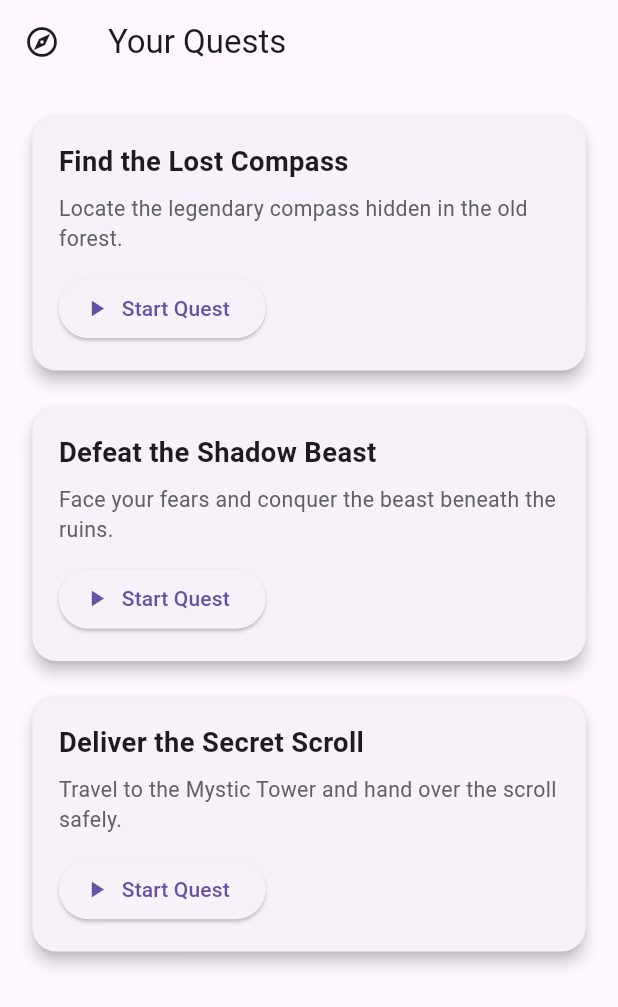
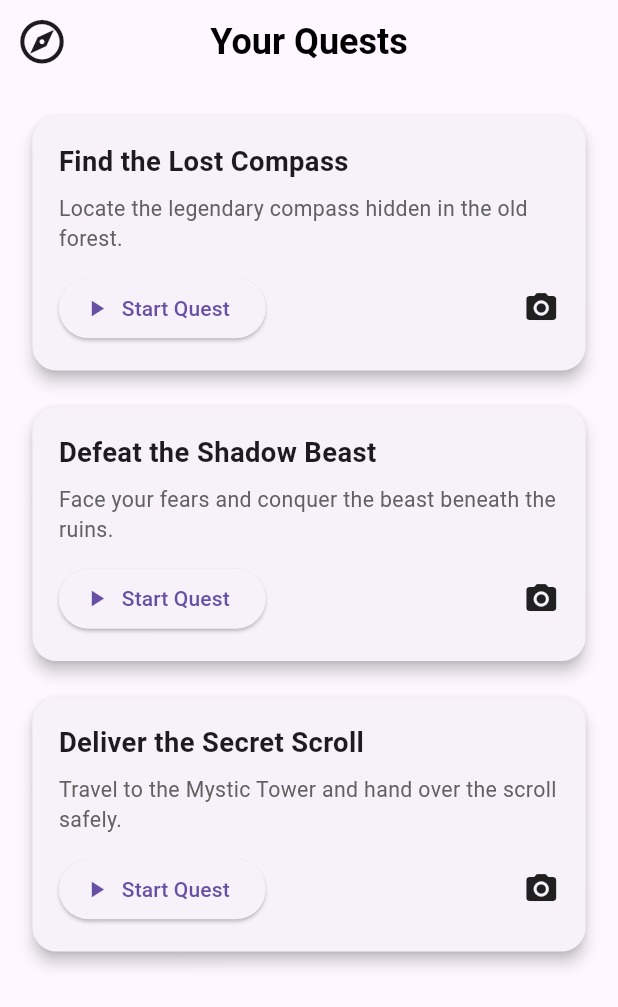
Before and after one commit to Campus-Quest-Team/campus_quest_mobile, a Flutter app: the FeedPage screen opened directly with empty values, after a tap on the "explore" icon, on a phone screen of 412 x 824 dp. Shown: the top 1007 px of the screen. Run offline on Flutter 3.47's test engine with Material 3 defaults, Android fonts, the light colour scheme and no system bars; our stand-ins replace flutter_screenutil; network calls fail; Roboto replaces fonts that are missing (Boldmark).

Commit message:
Updated front end of home page

```diff
--- a/lib/main.dart
+++ b/lib/main.dart
@@ -112,6 +112,8 @@ class _LoginPageState extends State<LoginPage> {
 }
 
 class RegisterPage extends StatefulWidget {
+  const RegisterPage({super.key});
+
   @override
   _RegisterPageState createState() => _RegisterPageState();
 }
@@ -237,8 +239,8 @@ class _InstagramHomePageState extends State<InstagramHomePage> {
     _pages.addAll([
       const CameraPage(),
       FeedPage(
-        onMessageIconPressed: () {
-          _pageController.jumpToPage(2); // Navigate to MessagesPage
+        onProfileIconPressed: () {
+          _pageController.jumpToPage(4); // Navigate to MessagesPage
         },
       ),
       const MessagesPage(),
@@ -258,10 +260,11 @@ class _InstagramHomePageState extends State<InstagramHomePage> {
         },
         children: _pages,
       ),
-      bottomNavigationBar: _buildBottomNavigationBar(),
+      //bottomNavigationBar: _buildBottomNavigationBar(),
     );
   }
 
+/*
   Widget _buildBottomNavigationBar() {
     return BottomNavigationBar(
       currentIndex: _selectedIndex,
@@ -302,6 +305,7 @@ class _InstagramHomePageState extends State<InstagramHomePage> {
       ],
     );
   }
+  */
 }
 
 class CameraPage extends StatelessWidget {
@@ -316,26 +320,15 @@ class CameraPage extends StatelessWidget {
 }
 
 class FeedPage extends StatelessWidget {
-  final VoidCallback onMessageIconPressed;
-  const FeedPage({super.key, required this.onMessageIconPressed});
+  final VoidCallback onProfileIconPressed;
+  const FeedPage({super.key, required this.onProfileIconPressed});
 
   @override
   Widget build(BuildContext context) {
     return Scaffold(
       appBar: AppBar(
-        title: Text(
-          'Campus Quest',
-          style: TextStyle(
-            fontFamily: 'Boldmark',
-            fontSize: 28.sp,
-            color: Colors.black,
-          ),
-        ),
-        backgroundColor: Colors.white,
-        elevation: 1,
-        actions: [
-          IconButton(
-            icon: const Icon(Icons.explore_outlined),
+        leading: IconButton(
+          icon: const Icon(Icons.explore_outlined, size: 35), // Quests button
           onPressed: () {
             Navigator.push(
               context,
@@ -343,28 +336,161 @@ class FeedPage extends StatelessWidget {
             );
           },
         ),
+        title: Text(
+          'CAMPUS QUEST',
+          style: TextStyle(
+            color: Colors.black,
+            fontWeight: FontWeight.bold,
+            fontFamily: 'Boldmark',
+            fontSize: 24,
+          ),
+        ),
+        centerTitle: true,
+        backgroundColor: Colors.white,
+        elevation: 1,
+        toolbarHeight: 75,
+
+        actions: [
           IconButton(
-            icon: const Icon(Icons.send),
-            onPressed: onMessageIconPressed,
+            icon: const Icon(Icons.person, size: 35),
+            onPressed: onProfileIconPressed,
           ),
         ],
       ),
       body: ListView.builder(
-        itemCount: 5,
+        itemCount: 3,
         itemBuilder: (context, index) {
-          return PostCard(index: index);
+          return PostCard(
+            username: 'User1234',
+            caption: 'Caption words and stuff',
+            quest: 'COMPLETE THE QUEST',
+            imageUrl:
+                'https://graduate.ucf.edu/wp-content/uploads/sites/8/2023/05/Admitted-Students-Page.jpg',
+            likes: 327,
+            index: index,
+          );
         },
       ),
+      backgroundColor: const Color.fromARGB(217, 217, 217, 217),
     );
   }
 }
 
 class PostCard extends StatelessWidget {
+  final String username;
+  final String caption;
+  final String quest;
+  final String imageUrl;
+  final int likes;
   final int index;
-  const PostCard({required this.index});
+
+  const PostCard({
+    super.key,
+    required this.username,
+    required this.caption,
+    required this.quest,
+    required this.imageUrl,
+    required this.likes,
+    required this.index,
+  });
 
   @override
   Widget build(BuildContext context) {
+    return Card(
+      margin: const EdgeInsets.symmetric(vertical: 8, horizontal: 16),
+      shape: RoundedRectangleBorder(borderRadius: BorderRadius.circular(12)),
+      elevation: 2,
+      child: Padding(
+        padding: const EdgeInsets.all(12),
+        child: Column(
+          crossAxisAlignment: CrossAxisAlignment.start,
+          children: [
+            //user info and flag
+            Row(
+              children: [
+                const Icon(
+                  Icons.account_circle_outlined,
+                  size: 28,
+                ), //replace with profile picture?
+                const SizedBox(width: 5),
+                Text(
+                  username,
+                  style: const TextStyle(
+                    fontWeight: FontWeight.bold,
+                    fontSize: 16,
+                  ),
+                ),
+                const Spacer(),
+                const Icon(Icons.outlined_flag, size: 24),
+              ],
+            ),
+            const SizedBox(height: 12),
+            //Quest title
+            Text(
+              quest,
+              //index % 2 == 0 ? 'FIND THE HORSEMAN' : 'WHERE IS KNIGHTRO?',
+              style: const TextStyle(fontWeight: FontWeight.bold, fontSize: 20),
+            ),
+            const SizedBox(height: 12),
+            //image
+            ClipRRect(
+              borderRadius: BorderRadius.circular(8),
+              child: Image.network(
+                imageUrl,
+                width: double.infinity,
+                fit: BoxFit.cover,
+                //Placehodler if image fails to load
+                errorBuilder: (context, error, stackTrace) {
+                  return Container(
+                    height: 200,
+                    color: Colors.grey[300],
+                    child: const Center(
+                      child: Icon(
+                        Icons.broken_image,
+                        size: 50,
+                        color: Colors.grey,
+                      ),
+                    ),
+                  );
+                },
+              ),
+            ),
+            const SizedBox(height: 12),
+            //likes and caption row
+            Row(
+              children: [
+                const Icon(Icons.favorite_border, size: 24),
+                const SizedBox(width: 6),
+                Text(
+                  '$likes',
+                  style: const TextStyle(
+                    fontWeight: FontWeight.bold,
+                    fontSize: 14,
+                  ),
+                ),
+              ],
+            ),
+            const SizedBox(height: 3),
+            Row(
+              children: [
+                Expanded(
+                  child: Text(
+                    caption,
+                    style: const TextStyle(
+                      fontSize: 14,
+                      fontWeight: FontWeight.bold,
+                    ),
+                    overflow: TextOverflow.ellipsis,
+                    maxLines: 2,
+                  ),
+                ),
+              ],
+            ),
+          ],
+        ),
+      ),
+    );
+    /*
     return Column(
       crossAxisAlignment: CrossAxisAlignment.start,
       children: [
@@ -404,6 +530,7 @@ class PostCard extends StatelessWidget {
         ),
       ],
     );
+    */
   }
 }
 
@@ -512,8 +639,17 @@ class QuestPage extends StatelessWidget {
 
     return Scaffold(
       appBar: AppBar(
-        title: const Text('Your Quests'),
-        leading: const Icon(Icons.explore_outlined),
+        title: const Text(
+          'Your Quests',
+          style: TextStyle(
+            color: Colors.black,
+            fontWeight: FontWeight.bold,
+            fontFamily: 'Boldmark',
+            fontSize: 24,
+          ),
+        ),
+        centerTitle: true,
+        leading: const Icon(Icons.explore_outlined, size: 35),
       ),
       body: ListView.separated(
         padding: EdgeInsets.all(16.w),
@@ -544,14 +680,22 @@ class QuestPage extends StatelessWidget {
                     style: TextStyle(fontSize: 14.sp, color: Colors.grey[700]),
                   ),
                   SizedBox(height: 12.h),
+                  Row(
+                    children: [
                       ElevatedButton.icon(
                         onPressed: () {
                           ScaffoldMessenger.of(context).showSnackBar(
-                        SnackBar(content: Text('Started: ${quest['title']}')),
+                            SnackBar(
+                              content: Text('Started: ${quest['title']}'),
+                            ),
                           );
                         },
                         icon: const Icon(Icons.play_arrow),
                         label: const Text('Start Quest'),
+                      ),
+                      const Spacer(),
+                      const Icon(Icons.camera_alt, size: 24),
+                    ],
                   ),
                 ],
               ),
```
Lines whose indentation alone changed are shown as unchanged.
